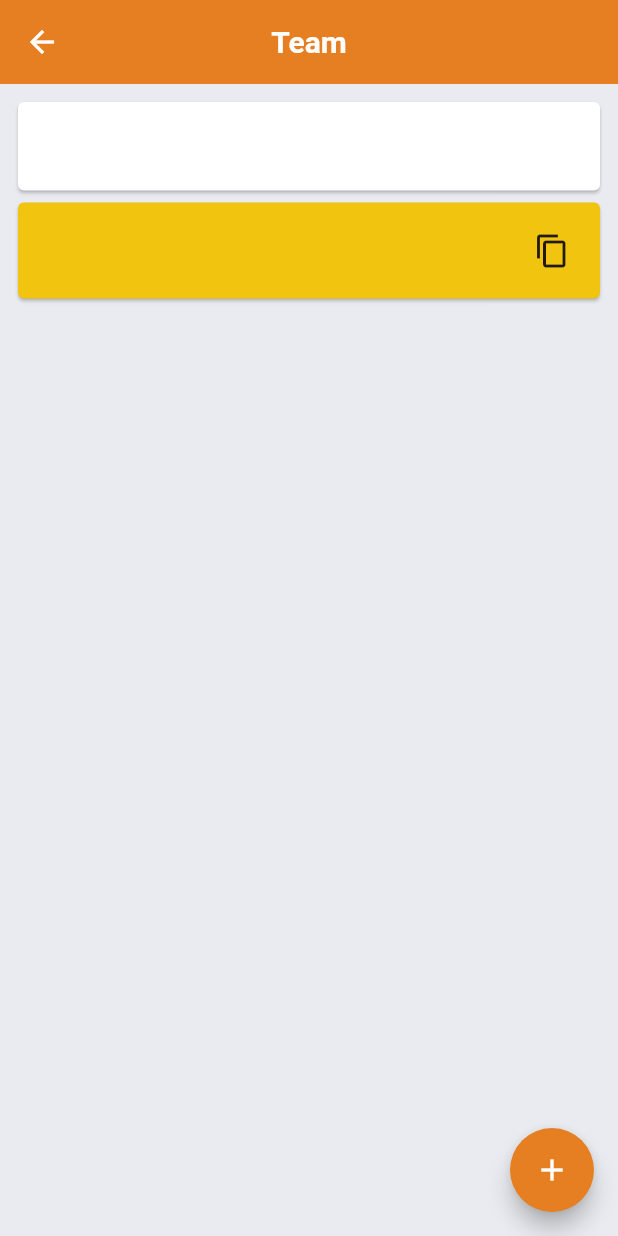
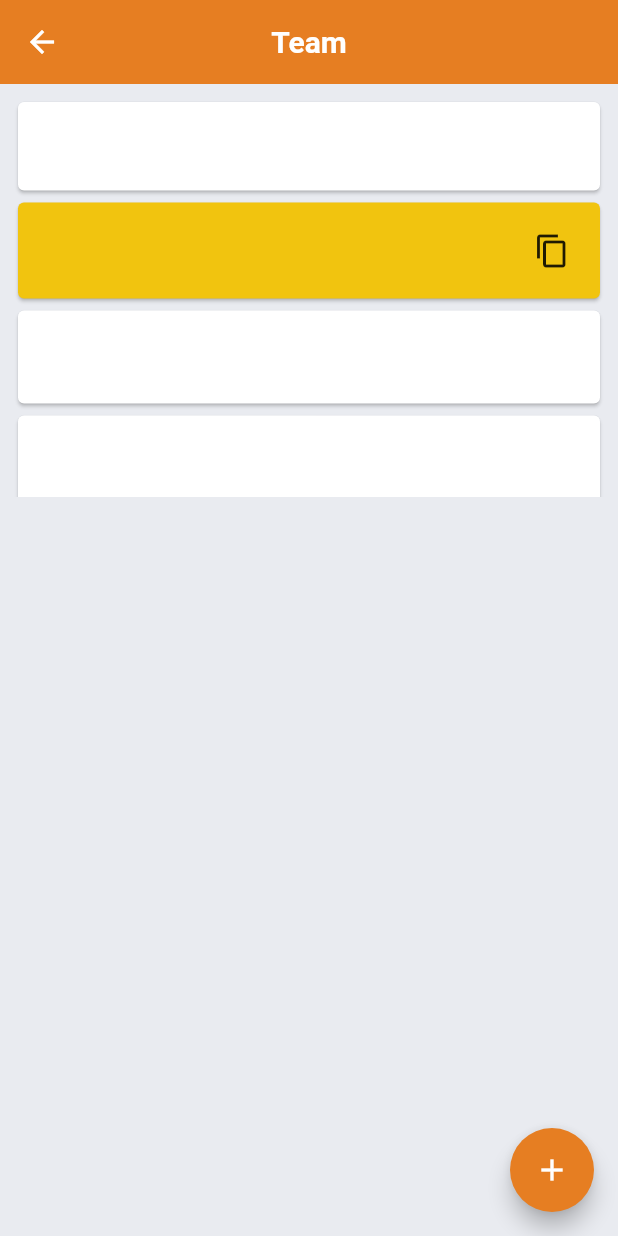
Before and after one commit to devnizamuddin/tukitaki_flutter, a Flutter app: the TeamView screen opened by its route, on a phone screen of 412 x 824 dp. Run offline on Flutter 3.47's test engine with Material 2 defaults, Android fonts, the phone set to English and light mode, and no system bars; our stand-ins replace cloud_firestore, firebase_auth, firebase_core, flutter_easyloading, get, material_design_icons_flutter; accounts and stored records are empty.

Commit message:
team view updated

```diff
--- a/lib/app/modules/team/views/team_view.dart
+++ b/lib/app/modules/team/views/team_view.dart
@@ -2,6 +2,7 @@ import 'package:flutter/material.dart';
 import 'package:flutter/services.dart';
 
 import 'package:get/get.dart';
+import 'package:tukitaki_flutter/app/models/user.dart';
 import '../../../config/app_themes.dart';
 import '../../../models/team.dart';
 import '../../../utils/text_view.dart';
@@ -63,6 +64,32 @@ class TeamView extends GetView<TeamController> {
                   ),
                 ),
               ),
+              //==========================================Showing team member's info====================================================
+              SizedBox(
+                height: 128,
+                child: ListView.builder(
+                  itemCount: team?.members?.length,
+                  itemBuilder: (BuildContext context, int index) {
+                    UserModel? userModel = team?.members?[index];
+                    return Card(
+                      child: Padding(
+                        padding: const EdgeInsets.all(10.0),
+                        child: Column(
+                          crossAxisAlignment: CrossAxisAlignment.stretch,
+                          children: [
+                            Text('${userModel?.name ?? ''}'),
+                            SizedBox(
+                              height: 10,
+                            ),
+                            Text('${userModel?.email ?? ''}'),
+                          ],
+                        ),
+                      ),
+                    );
+                  },
+                ),
+              ),
+              //==========================================Showing task list under team====================================================
               Obx(
                 () => Expanded(
                   child: GridView.builder(
@@ -91,13 +118,16 @@ class TeamView extends GetView<TeamController> {
                               crossAxisAlignment: CrossAxisAlignment.stretch,
                               mainAxisAlignment: MainAxisAlignment.spaceAround,
                               children: [
-                                const Icon(Icons.people, color: AppThemes.PrimaryColor, size: 50),
+                                const Icon(Icons.people,
+                                    color: AppThemes.PrimaryColor, size: 50),
                                 Text(
                                   task.name,
                                   textAlign: TextAlign.center,
                                   overflow: TextOverflow.ellipsis,
                                   maxLines: 2,
-                                  style: const TextStyle(color: AppThemes.PrimaryColor, fontSize: 12),
+                                  style: const TextStyle(
+                                      color: AppThemes.PrimaryColor,
+                                      fontSize: 12),
                                 ),
                               ],
                             ),
```
